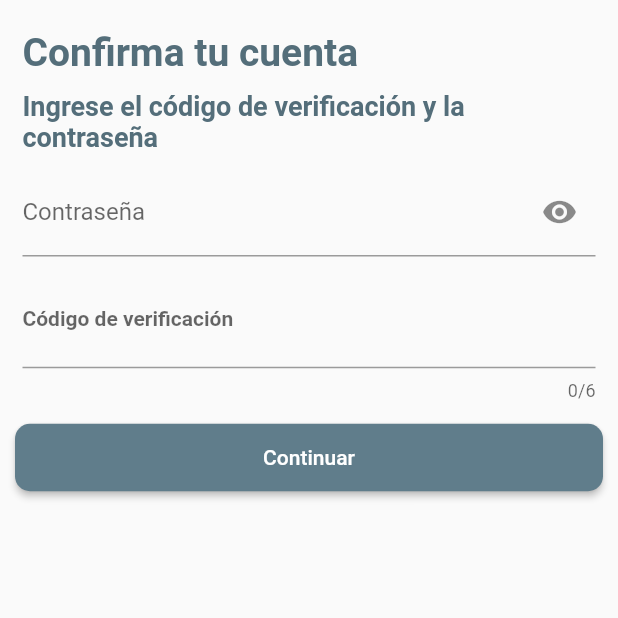
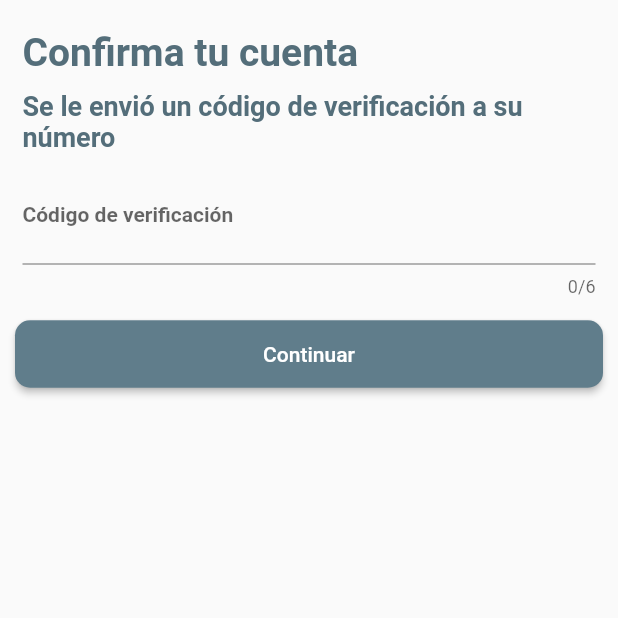
Before and after one commit to jcarloshg/Floky, a Flutter app: the ConfirmAccountScreen screen opened by its route, on a phone screen of 412 x 824 dp, the top half of it. Run offline on Flutter 3.47's test engine with Material 2 defaults, Android fonts, the phone set to English and light mode, and no system bars; missing offline and left inert: dart:ffi.

Commit message:
MODIFY [ConfirmAccountScreen]

```diff
--- a/lib/views/pages/authenticate/confirm_account/confirm_account.scree.dart
+++ b/lib/views/pages/authenticate/confirm_account/confirm_account.scree.dart
@@ -15,10 +15,9 @@ class ConfirmAccountScreen extends StatelessWidget {
               const SizedBox(height: 15),
               Titles.title('Confirma tu cuenta'),
               Titles.subtitle(
-                'Ingrese el código de verificación y la contraseña',
+                'Se le envió un código de verificación a su número',
               ),
               // const SizedBox(height: 30),
-              const InputPass(),
               const InputCodeVerification(),
               // const SizedBox(height: 30),
               Button(
--- a/lib/views/pages/authenticate/form_register/form_register.screen.dart
+++ b/lib/views/pages/authenticate/form_register/form_register.screen.dart
@@ -17,8 +17,9 @@ class FormRegisterScreen extends StatelessWidget {
               Titles.title('Formulario de registro'),
               Titles.subtitle('Ingresa tus datos correctamente'),
               const InputName(),
+              const InputPhoneNumber(),
               const InputEmail(),
-              const InputPhoneNumber(),
+              const InputPass(),
               const InputSchoolRegistration(),
               Button(
                 function: () => navigateConfirmAccountScreen(context),
```
